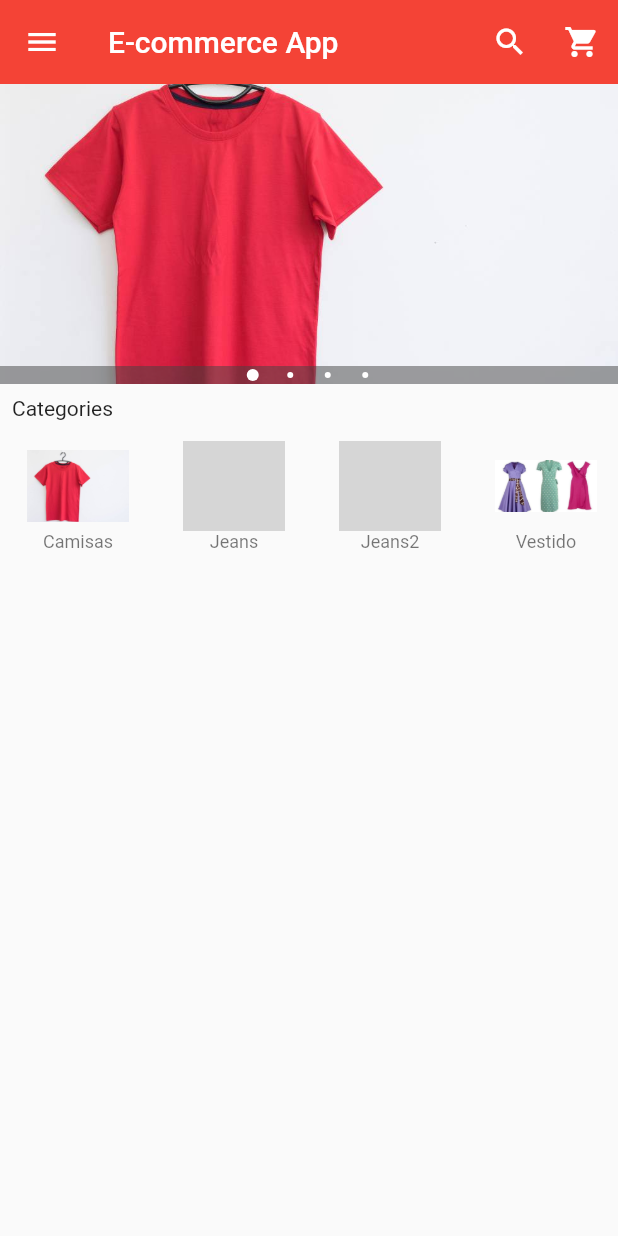
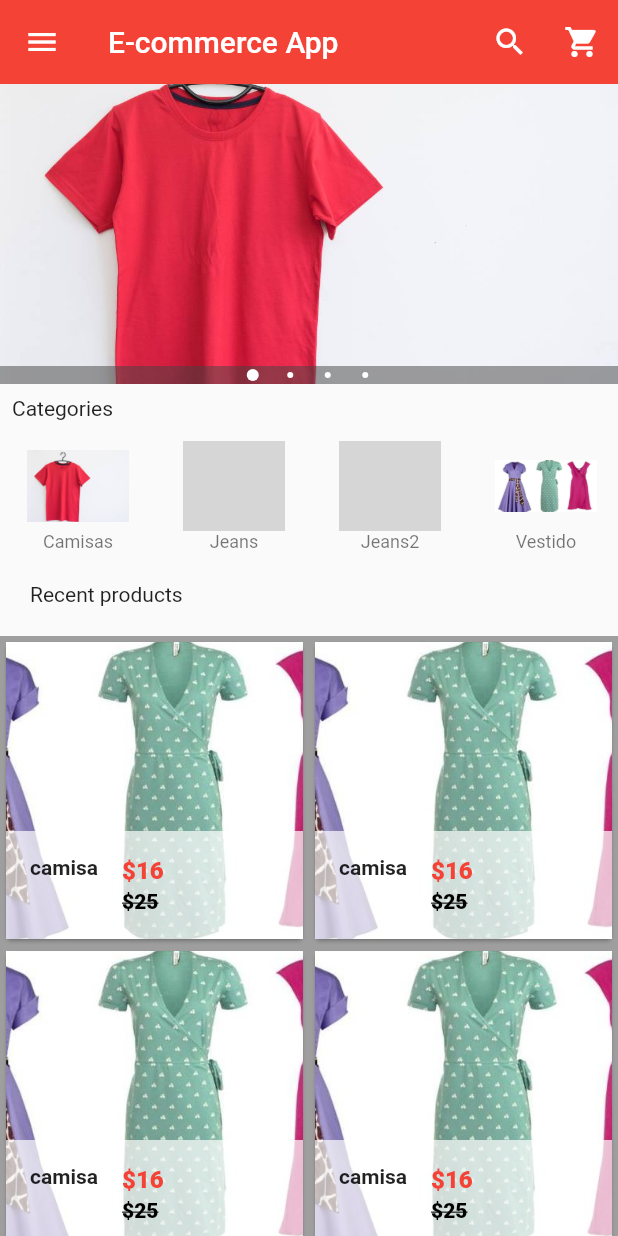
Before and after one commit to SergioEstebanPi/ecommerce-flutter, a Flutter app: the screen it shows after launch, on a phone screen of 412 x 824 dp. Run offline on Flutter 3.47's test engine with Material 2 defaults, Android fonts, the phone set to English and light mode, and no system bars; drawn by our look-alikes of carousel_pro; grey boxes are pictures that could not be loaded.

Commit message:
Productos recientes

```diff
--- /dev/null
+++ b/lib/components/products.dart
@@ -0,0 +1,117 @@
+import 'package:flutter/cupertino.dart';
+import 'package:flutter/material.dart';
+
+class Products extends StatefulWidget {
+  @override
+  _ProductsState createState() => _ProductsState();
+}
+
+class _ProductsState extends State<Products> {
+  var productList = [
+    {
+      'name': 'camisa',
+      'picture': 'images/vestidos.jpg',
+      'old_price': 25,
+      'price': 16
+    },
+    {
+      'name': 'camisa',
+      'picture': 'images/vestidos.jpg',
+      'old_price': 25,
+      'price': 16
+    },
+    {
+      'name': 'camisa',
+      'picture': 'images/vestidos.jpg',
+      'old_price': 25,
+      'price': 16
+    },
+    {
+      'name': 'camisa',
+      'picture': 'images/vestidos.jpg',
+      'old_price': 25,
+      'price': 16
+    }
+  ];
+  @override
+  Widget build(BuildContext context) {
+    int index = 0;
+    return GridView.builder(
+      itemCount: productList.length,
+      gridDelegate: SliverGridDelegateWithFixedCrossAxisCount(
+        crossAxisCount: 2
+      ),
+      itemBuilder: (BuildContext context, int index){
+        return Product(
+          productName: productList[index]['name'],
+          productPicture: productList[index]['picture'],
+          productOldPrice: productList[index]['old_price'],
+          productPrice: productList[index]['price'],
+        );
+      }
+    );
+  }
+}
+
+
+class Product extends StatelessWidget {
+  final productName;
+  final productPicture;
+  final productOldPrice;
+  final productPrice;
+
+  Product({
+    this.productName,
+    this.productPicture,
+    this.productOldPrice,
+    this.productPrice
+  });
+
+  @override
+  Widget build(BuildContext context) {
+    return Container(
+      child: Card(
+        child: Hero(
+          tag: productName,
+          child: Material(
+            child: InkWell(
+              onTap: () {},
+              child: GridTile(
+                child: Image.asset(
+                  productPicture,
+                  fit: BoxFit.cover,
+                ),
+                footer: Container(
+                  color: Colors.white70,
+                  child: ListTile(
+                    leading: Text(
+                        productName,
+                        style: TextStyle(
+                          fontWeight: FontWeight.bold
+                        ),
+                    ),
+                    title: Text(
+                      '\$$productPrice',
+                      style: TextStyle(
+                        color: Colors.red,
+                        fontWeight: FontWeight.w800
+                      ),
+                    ),
+                    subtitle: Text(
+                    '\$$productOldPrice',
+                      style: TextStyle(
+                        color: Colors.black,
+                        fontWeight: FontWeight.w800,
+                        decoration: TextDecoration.lineThrough
+                      ),
+                    ),
+                  ),
+                ),
+              ),
+            ),
+          )
+        ),
+      ),
+    );
+  }
+}
--- a/lib/main.dart
+++ b/lib/main.dart
@@ -1,6 +1,7 @@
 import 'package:carousel_pro/carousel_pro.dart';
 import 'package:flutter/material.dart';
 import 'components/horizontal_listview.dart';
+import 'components/products.dart';
 
 void main() {
   runApp(MyApp());
@@ -147,7 +148,18 @@ class _MyHomePageState extends State<MyHomePage> {
             padding: EdgeInsets.all(8),
             child: Text('Categories'),
           ),
-          HorizontalList()
+          HorizontalList(),
+          Padding(
+            padding: EdgeInsets.all(20),
+            child: Text('Recent products'),
+          ),
+          Container(
+            height: 500,
+            color: Colors.grey,
+            child: Products(
+
+            )
+          )
         ],
       ),
     );
```
